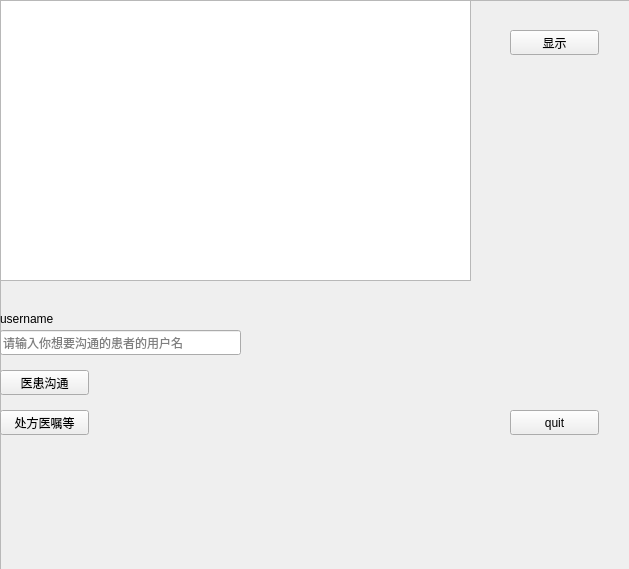
Above: demo1/viewapment.ui from KeviaWang/work before the change. Below: the same form after it.
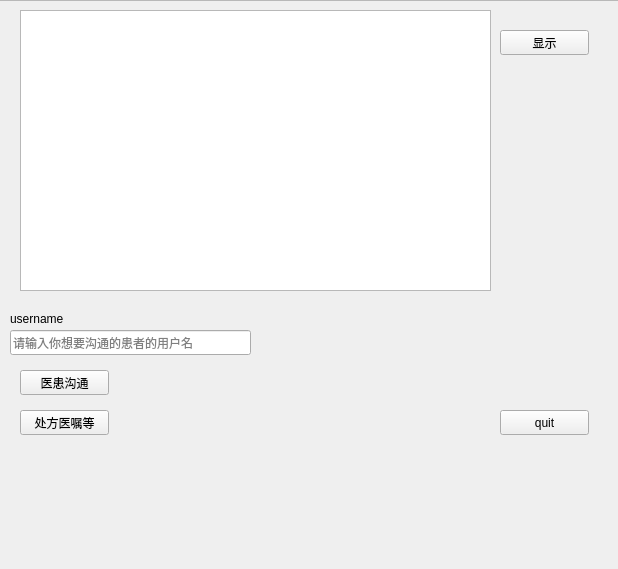
That is the form after the change. Icons and pictures are not drawn.

What changed in the file:
```diff
--- a/demo1/viewapment.ui
+++ b/demo1/viewapment.ui
@@ -6,7 +6,7 @@
    <rect>
     <x>0</x>
     <y>0</y>
-    <width>629</width>
+    <width>618</width>
     <height>569</height>
    </rect>
   </property>
@@ -19,12 +19,16 @@
   <widget class="QFrame" name="frame">
    <property name="geometry">
     <rect>
-     <x>0</x>
+     <x>-10</x>
      <y>0</y>
      <width>631</width>
      <height>611</height>
     </rect>
    </property>
+   <property name="styleSheet">
+    <string notr="true">#frame{image: url(:/new/prefix1/back/蓝色渐变.jpg);}
+</string>
+   </property>
    <property name="frameShape">
     <enum>QFrame::StyledPanel</enum>
    </property>
@@ -34,7 +38,7 @@
    <widget class="QPushButton" name="chufangyizhu">
     <property name="geometry">
      <rect>
-      <x>0</x>
+      <x>30</x>
       <y>410</y>
       <width>89</width>
       <height>25</height>
@@ -47,7 +51,7 @@
    <widget class="QLabel" name="username">
     <property name="geometry">
      <rect>
-      <x>0</x>
+      <x>20</x>
       <y>310</y>
       <width>91</width>
       <height>17</height>
@@ -60,7 +64,7 @@
    <widget class="QPushButton" name="goutong">
     <property name="geometry">
      <rect>
-      <x>0</x>
+      <x>30</x>
       <y>370</y>
       <width>89</width>
       <height>25</height>
@@ -73,7 +77,7 @@
    <widget class="QLineEdit" name="usernameEdit">
     <property name="geometry">
      <rect>
-      <x>0</x>
+      <x>20</x>
       <y>330</y>
       <width>241</width>
       <height>25</height>
@@ -86,8 +90,8 @@
    <widget class="QTableWidget" name="tableWidget">
     <property name="geometry">
      <rect>
-      <x>0</x>
-      <y>0</y>
+      <x>30</x>
+      <y>10</y>
       <width>471</width>
       <height>281</height>
      </rect>
```
